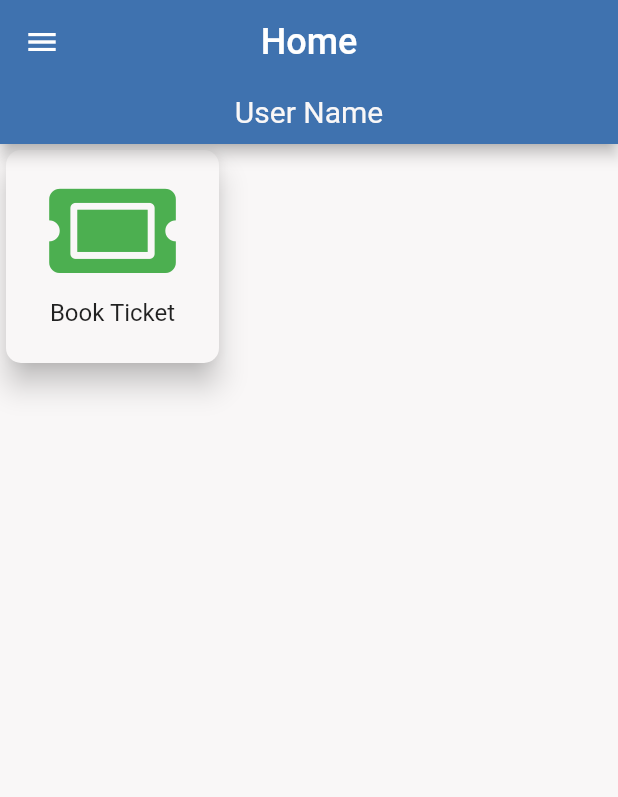
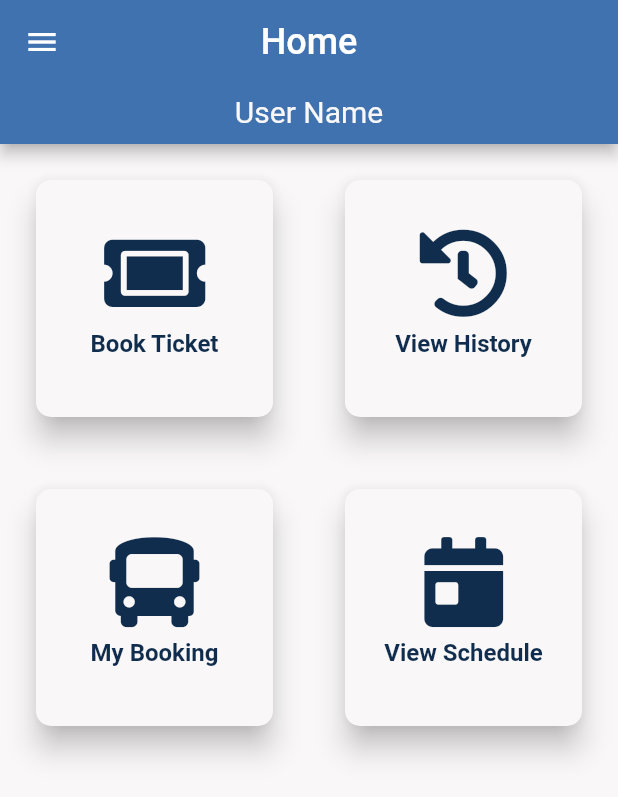
Before and after one commit to usamaTheFirst/bus_app, a Flutter app: the screen it shows after launch, on a phone screen of 412 x 824 dp. Shown: the top 797 px of the screen. Run offline on Flutter 3.47's test engine with Material 2 defaults, Android fonts, the phone set to English and light mode, and no system bars; our stand-ins replace flutter_svg, font_awesome_flutter, intl_phone_number_input.

Commit message:
main user screen updated

```diff
--- a/lib/screens/main_user_screen.dart
+++ b/lib/screens/main_user_screen.dart
@@ -36,10 +36,32 @@ class MainUserScreen extends StatelessWidget {
           preferredSize: Size.fromHeight(40),
         ),
       ),
-      body: MenuTile(
-          title: 'Book Ticket',
-          onTap: () {},
-          iconSource: FontAwesomeIcons.ticketAlt),
+      body: Container(
+        margin: const EdgeInsets.all(20),
+        child: GridView.count(
+          crossAxisCount: 2,
+          crossAxisSpacing: 40,
+          mainAxisSpacing: 40,
+          children: [
+            MenuTile(
+                title: 'Book Ticket',
+                onTap: () {},
+                iconSource: FontAwesomeIcons.ticketAlt),
+            MenuTile(
+                title: 'View History',
+                onTap: () {},
+                iconSource: FontAwesomeIcons.history),
+            MenuTile(
+                title: 'My Booking',
+                onTap: () {},
+                iconSource: FontAwesomeIcons.bus),
+            MenuTile(
+                title: 'View Schedule',
+                onTap: () {},
+                iconSource: FontAwesomeIcons.calendarDay),
+          ],
+        ),
+      ),
     );
   }
 }
--- a/lib/widgets/menu_tile.dart
+++ b/lib/widgets/menu_tile.dart
@@ -19,8 +19,8 @@ class MenuTile extends StatelessWidget {
     return GestureDetector(
       onTap: () {},
       child: SizedBox(
-        width: 150,
-        height: 150,
+        width: 120,
+        height: 120,
         child: Card(
           shape: RoundedRectangleBorder(
             borderRadius: BorderRadius.circular(10),
@@ -31,13 +31,15 @@ class MenuTile extends StatelessWidget {
           child: Column(
             mainAxisAlignment: MainAxisAlignment.center,
             children: [
-              FaIcon(iconSource, size: 75, color: Colors.green),
+              FaIcon(iconSource, size: 60, color: kTextColor),
               Padding(
                 padding: EdgeInsets.all(8.0),
                 child: Text(
-                  "Book Ticket",
+                  title,
                   style: TextStyle(
                     fontSize: 16,
+                    color: kTextColor,
+                    fontWeight: FontWeight.bold,
                   ),
                 ),
               ),
```
Also changed, not shown: 1 other file.
